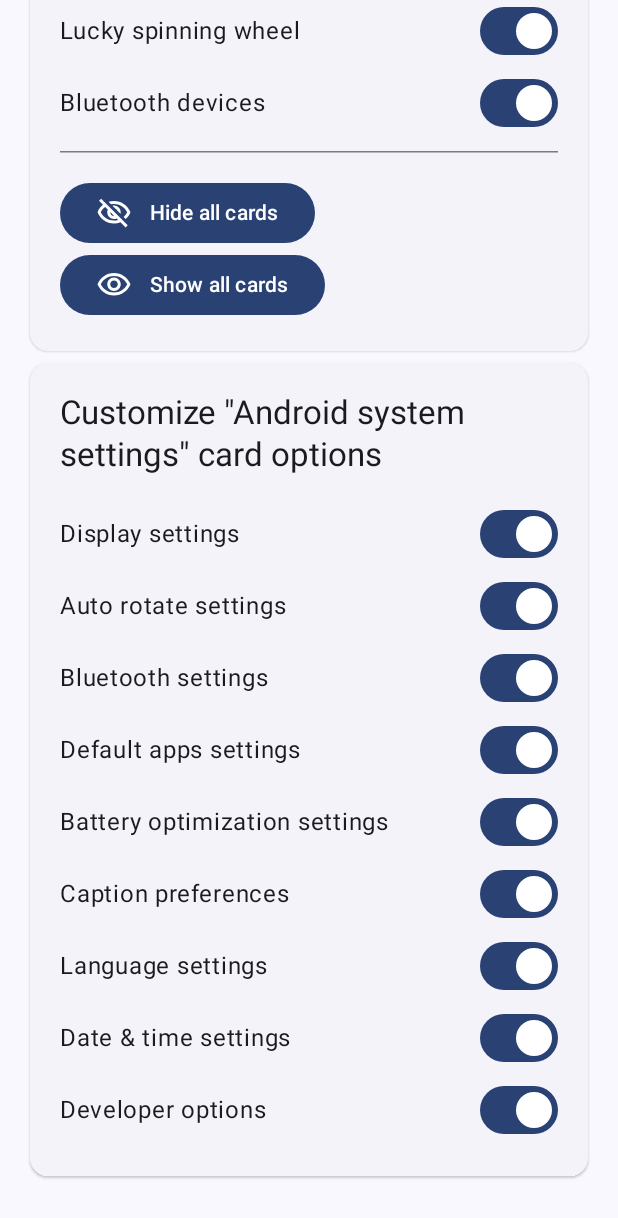
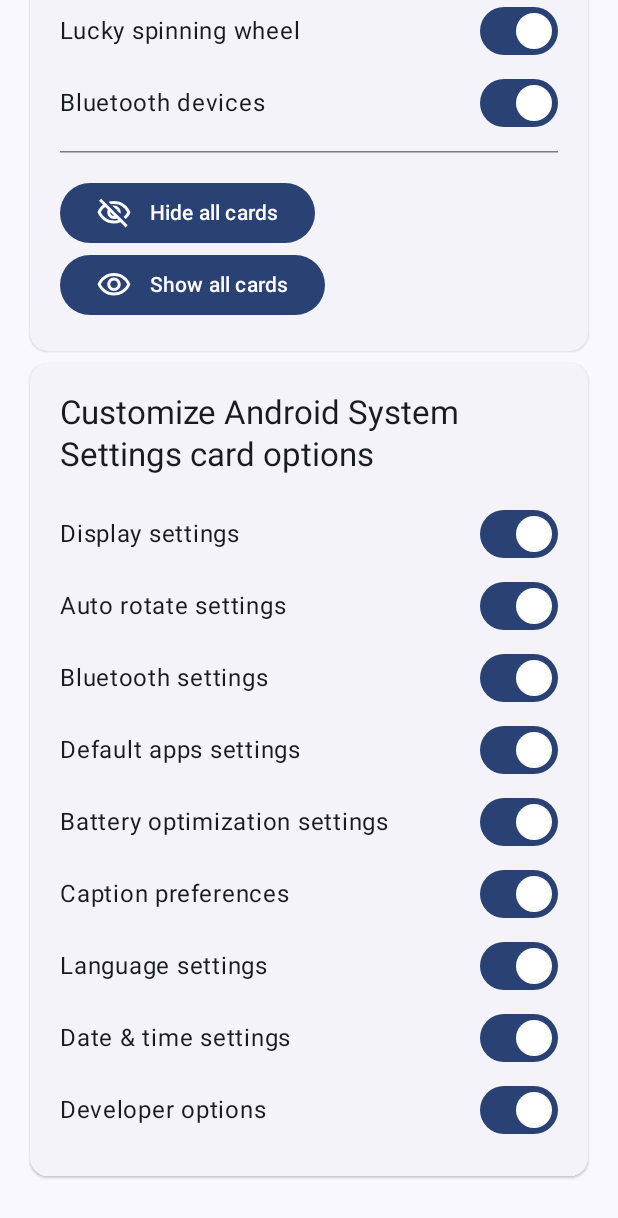
Before and after one commit to dizzykitty3/AndroidToolKitty, an Android app built with Jetpack Compose: the EditHomePageScreen screen opened through its navigation route, scrolled down 561 dp, on a phone screen of 412 x 824 dp. Shown: the top 1218 px of the screen. Run offline under Robolectric (Android 15) with nearby library versions, the phone set to English and light mode, and no system bars.

Commit message:
other: app ui: text
- improve translation

```diff
--- a/app/src/main/res/values/strings.xml
+++ b/app/src/main/res/values/strings.xml
@@ -9,7 +9,7 @@
     <string name="debugging">Debugging</string>
     <string name="show_more">show more</string>
     <string name="show_less">show less</string>
-    <string name="grant_permission_then_tap_again">Choose \"Allow\" on the popup, then tap the button again</string>
+    <string name="grant_permission_then_tap_again">Choose Allow on the popup, then tap the button again</string>
     <string name="unknown">Unknown</string>
     <string name="manually_grant">Manually grant</string>
     <string name="warning">Warning</string>
@@ -39,7 +39,7 @@
     <string name="clear_clipboard">Clear clipboard</string>
     <string name="clipboard_cleared">Clipboard cleared</string>
     <string name="clipboard_cleared_automatically">Clipboard cleared automatically</string>
-    <string name="you_can_turn_on_clear_clipboard_on_launch_in_settings_screen">You can turn on \"clear clipboard on launch\" in Settings Screen.</string>
+    <string name="you_can_turn_on_clear_clipboard_on_launch_in_settings_screen">You can turn on Clear Clipboard on Launch in Settings Screen.</string>
 
     <!--Home screen: url-->
     <string name="url">URL</string>
@@ -54,7 +54,7 @@
     <string name="github">GitHub</string>
     <string name="x">X</string>
     <string name="weibo">Weibo</string>
-    <string name="youtube_id">YouTube (ID)</string>
+    <string name="youtube_id">YouTube (User ID)</string>
     <string name="platform_not_added_yet">No platform you need here?</string>
     <string name="submit_the_platform_you_need">Submit the platform you need</string>
     <string name="uploaded">uploaded</string>
@@ -75,7 +75,7 @@
     <string name="open_battery_optimization_settings">Battery optimization settings</string>
     <string name="open_developer_options">Developer options</string>
     <string name="open_caption_preferences">Caption preferences</string>
-    <string name="set_time_automatically_is_off_tip">\"Set time automatically\" is now OFF. You may experience some unexpected behavior while using your phone.</string>
+    <string name="set_time_automatically_is_off_tip">Set Time Automatically is now OFF. You may experience some unexpected behavior while using your phone.</string>
     <string name="system_settings_unsupported">The custom ROM has removed this feature</string>
 
     <!--Home screen: unicode-->
@@ -134,7 +134,7 @@
     <string name="erase_all_data">Erase all data</string>
     <string name="customize_my_home_page">Customize my home page</string>
     <string name="material_you_dynamic_color">Material You dynamic color</string>
-    <string name="customize_system_settings_card">Customize \"Android system settings\" card options</string>
+    <string name="customize_system_settings_card">Customize Android System Settings card options</string>
     <string name="customize">Customize</string>
     <string name="warning_erase_all_data_1">This action will erase all your data, including</string>
     <string name="warning_erase_all_data_2">histories and settings.</string>
```
Also changed, not shown: 1 other file.
